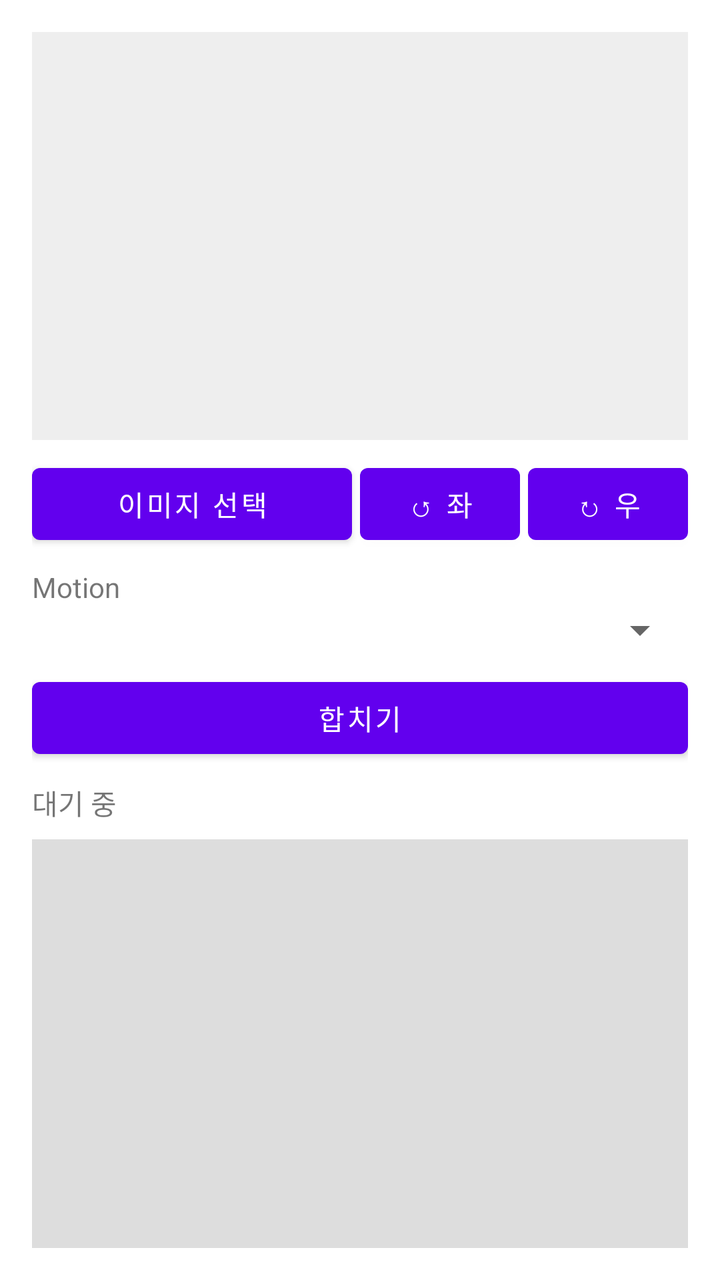
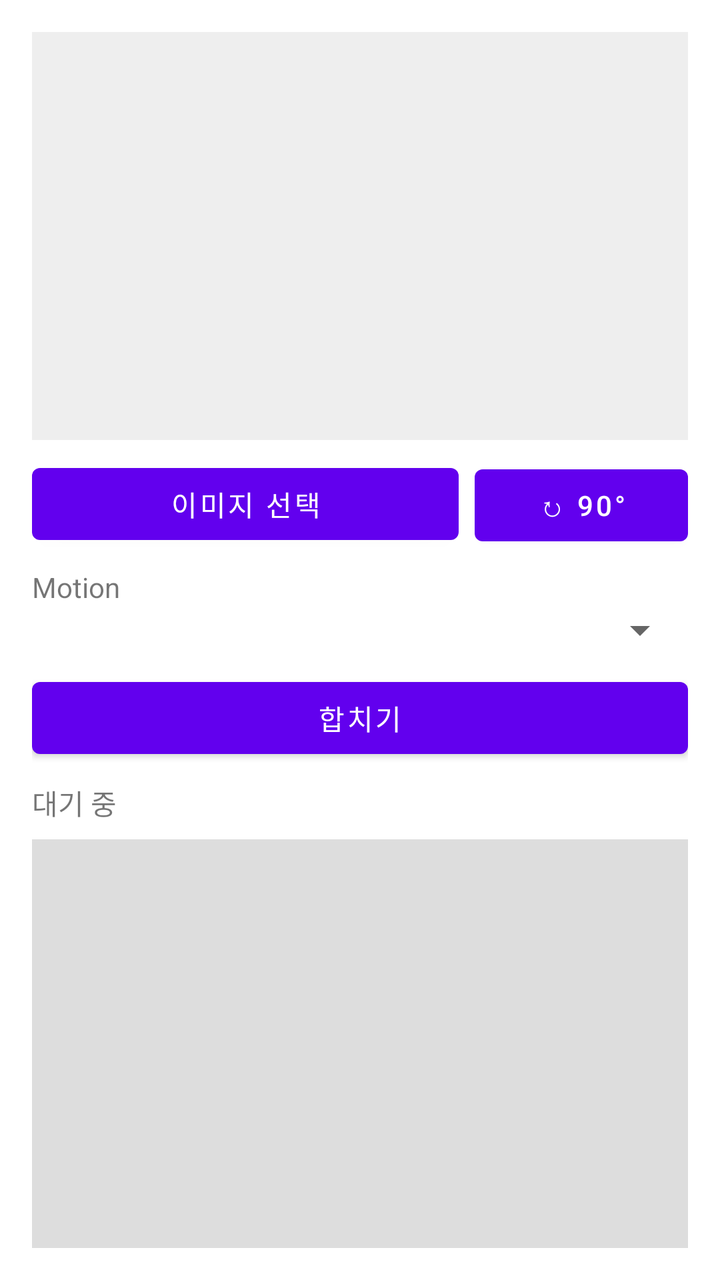

Screens rendered from an Android XML layout before and after an edit, with the pre-edit source and the edit as a unified diff.
<!-- AndroidManifest.xml: application theme Theme.ADClient -->
<!-- res/layout/activity_main.xml -->
<?xml version="1.0" encoding="utf-8"?>
<LinearLayout xmlns:android="http://schemas.android.com/apk/res/android"
    android:layout_width="match_parent"
    android:layout_height="match_parent"
    android:orientation="vertical"
    android:padding="16dp">

    <ImageView
        android:id="@+id/imagePreview"
        android:layout_width="match_parent"
        android:layout_height="0dp"
        android:layout_weight="1"
        android:background="#EEEEEE"
        android:scaleType="fitCenter"
        android:contentDescription="picked image" />

    <LinearLayout
        android:layout_width="match_parent"
        android:layout_height="wrap_content"
        android:orientation="horizontal"
        android:layout_marginTop="8dp">

        <Button
            android:id="@+id/btnPick"
            android:layout_width="0dp"
            android:layout_height="wrap_content"
            android:layout_weight="2"
            android:text="@string/pick_image" />

        <Button
            android:id="@+id/btnRotateLeft"
            android:layout_width="0dp"
            android:layout_height="wrap_content"
            android:layout_weight="1"
            android:layout_marginStart="4dp"
            android:text="@string/rotate_left" />

        <Button
            android:id="@+id/btnRotateRight"
            android:layout_width="0dp"
            android:layout_height="wrap_content"
            android:layout_weight="1"
            android:layout_marginStart="4dp"
            android:text="@string/rotate_right" />
    </LinearLayout>

    <TextView
        android:layout_width="wrap_content"
        android:layout_height="wrap_content"
        android:text="@string/motion_label"
        android:layout_marginTop="8dp" />

    <Spinner
        android:id="@+id/spinnerMotion"
        android:layout_width="match_parent"
        android:layout_height="wrap_content" />

    <Button
        android:id="@+id/btnCombine"
        android:layout_width="match_parent"
        android:layout_height="wrap_content"
        android:text="@string/combine"
        android:layout_marginTop="8dp" />

    <TextView
        android:id="@+id/statusText"
        android:layout_width="match_parent"
        android:layout_height="wrap_content"
        android:layout_marginTop="8dp"
        android:text="@string/status_idle" />

    <ImageView
        android:id="@+id/gifResult"
        android:layout_width="match_parent"
        android:layout_height="0dp"
        android:layout_weight="1"
        android:layout_marginTop="8dp"
        android:background="#DDDDDD"
        android:scaleType="fitCenter"
        android:contentDescription="result gif" />
</LinearLayout>
<!-- resources referenced by this layout -->
<resources>
  <string name="combine">합치기</string>
  <string name="motion_label">Motion</string>
  <string name="pick_image">이미지 선택</string>
  <string name="rotate_left">↺ 좌</string>
  <string name="rotate_right">↻ 우</string>
  <string name="status_idle">대기 중</string>
  <style name="Theme.ADClient" parent="Theme.MaterialComponents.DayNight.NoActionBar">
          <item name="colorPrimary">@color/purple_500</item>
          <item name="colorPrimaryVariant">@color/purple_700</item>
          <item name="colorOnPrimary">@android:color/white</item>
          <item name="android:statusBarColor" tools:targetApi="l">?attr/colorPrimaryVariant</item>
      </style>
  <color name="purple_500">#FF6200EE</color>
  <color name="purple_700">#FF3700B3</color>
</resources>

<!-- the commit's change to res/layout/activity_main.xml (unified diff, before → after) -->
@@ -28,20 +28,12 @@
             android:text="@string/pick_image" />
 
         <Button
-            android:id="@+id/btnRotateLeft"
+            android:id="@+id/btnRotate"
             android:layout_width="0dp"
             android:layout_height="wrap_content"
             android:layout_weight="1"
-            android:layout_marginStart="4dp"
-            android:text="@string/rotate_left" />
-
-        <Button
-            android:id="@+id/btnRotateRight"
-            android:layout_width="0dp"
-            android:layout_height="wrap_content"
-            android:layout_weight="1"
-            android:layout_marginStart="4dp"
-            android:text="@string/rotate_right" />
+            android:layout_marginStart="8dp"
+            android:text="@string/rotate" />
     </LinearLayout>
 
     <TextView
<!-- resource entries referenced after the edit -->
@@ -3,8 +3,7 @@
   <string name="combine">합치기</string>
   <string name="motion_label">Motion</string>
   <string name="pick_image">이미지 선택</string>
-  <string name="rotate_left">↺ 좌</string>
-  <string name="rotate_right">↻ 우</string>
+  <string name="rotate">↻ 90°</string>
   <string name="status_idle">대기 중</string>
   <style name="Theme.ADClient" parent="Theme.MaterialComponents.DayNight.NoActionBar">
           <item name="colorPrimary">@color/purple_500</item>
